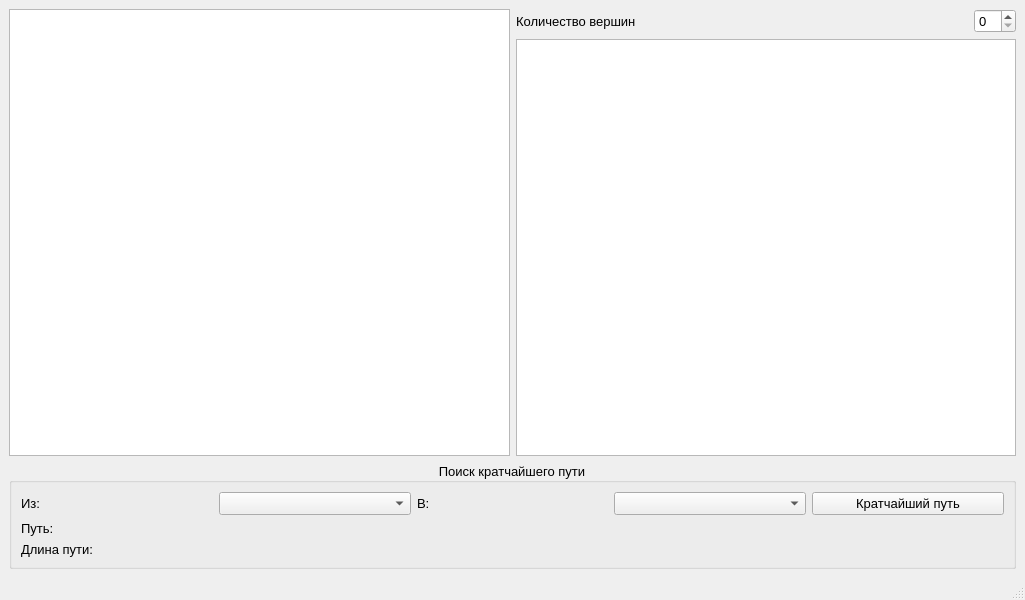
DarkSunGwendolyn/AlgorithmModel, file mainwindow.ui: the form before one commit.
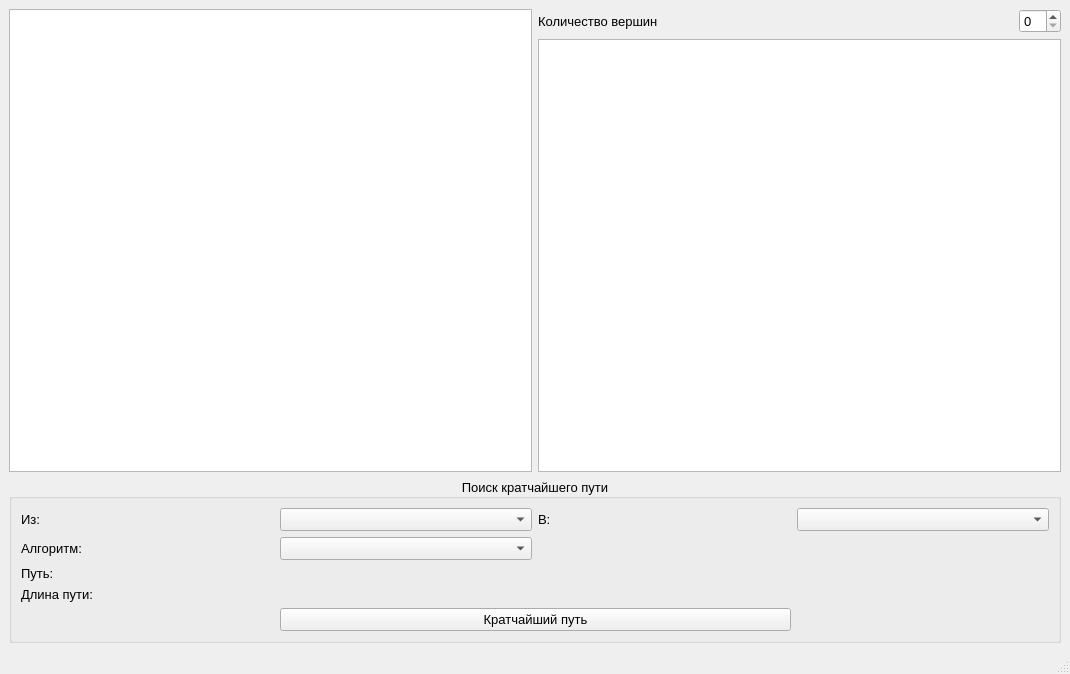
The form after the commit. Custom widgets are drawn as their Qt base class.

Commit message: Add algorithm selection to shortest path search

```diff
--- a/mainwindow.ui
+++ b/mainwindow.ui
@@ -6,8 +6,8 @@
    <rect>
     <x>0</x>
     <y>0</y>
-    <width>1025</width>
-    <height>600</height>
+    <width>1070</width>
+    <height>674</height>
    </rect>
   </property>
   <property name="windowTitle">
@@ -77,6 +77,9 @@
         <pointsize>10</pointsize>
        </font>
       </property>
+      <property name="layoutDirection">
+       <enum>Qt::LayoutDirection::LeftToRight</enum>
+      </property>
       <property name="title">
        <string>Поиск кратчайшего пути</string>
       </property>
@@ -84,8 +87,19 @@
        <set>Qt::AlignmentFlag::AlignCenter</set>
       </property>
       <layout class="QGridLayout" name="gridLayout">
-       <item row="0" column="1">
-        <widget class="QComboBox" name="fromVertexCombo"/>
+       <item row="3" column="0">
+        <widget class="QLabel" name="pathHeaderLabel">
+         <property name="text">
+          <string>Путь:</string>
+         </property>
+        </widget>
+       </item>
+       <item row="2" column="0">
+        <widget class="QLabel" name="algorithmHeaderLabel">
+         <property name="text">
+          <string>Алгоритм:</string>
+         </property>
+        </widget>
        </item>
        <item row="0" column="0">
         <widget class="QLabel" name="fromVertexLabel">
@@ -94,23 +108,6 @@
          </property>
         </widget>
        </item>
-       <item row="2" column="0">
-        <widget class="QLabel" name="pathHeaderLabel">
-         <property name="text">
-          <string>Путь:</string>
-         </property>
-        </widget>
-       </item>
-       <item row="0" column="3">
-        <widget class="QComboBox" name="toVertexCombo"/>
-       </item>
-       <item row="0" column="4">
-        <widget class="QPushButton" name="findShortestPathButton">
-         <property name="text">
-          <string>Кратчайший путь</string>
-         </property>
-        </widget>
-       </item>
        <item row="0" column="2">
         <widget class="QLabel" name="toVertexLabel">
          <property name="text">
@@ -118,7 +115,21 @@
          </property>
         </widget>
        </item>
-       <item row="3" column="0">
+       <item row="4" column="1">
+        <widget class="QLabel" name="pathLenValueLabel">
+         <property name="text">
+          <string/>
+         </property>
+        </widget>
+       </item>
+       <item row="3" column="1">
+        <widget class="QLabel" name="pathValueLabel">
+         <property name="text">
+          <string/>
+         </property>
+        </widget>
+       </item>
+       <item row="4" column="0">
         <widget class="QLabel" name="pathLenHeaderLabel">
          <property name="text">
           <string>Длина пути:</string>
@@ -126,16 +137,21 @@
         </widget>
        </item>
        <item row="2" column="1">
-        <widget class="QLabel" name="pathValueLabel">
-         <property name="text">
-          <string/>
+        <widget class="QComboBox" name="algorithmValueCombo"/>
+       </item>
+       <item row="0" column="3">
+        <widget class="QComboBox" name="toVertexCombo"/>
+       </item>
+       <item row="0" column="1">
+        <widget class="QComboBox" name="fromVertexCombo"/>
+       </item>
+       <item row="7" column="1" colspan="2">
+        <widget class="QPushButton" name="findShortestPathButton">
+         <property name="layoutDirection">
+          <enum>Qt::LayoutDirection::LeftToRight</enum>
          </property>
-        </widget>
-       </item>
-       <item row="3" column="1">
-        <widget class="QLabel" name="pathLenValueLabel">
          <property name="text">
-          <string/>
+          <string>Кратчайший путь</string>
          </property>
         </widget>
        </item>
```
Left out of the diff: 2 changed lines with no effect on the pictures. The commit also changes 4 other files.
